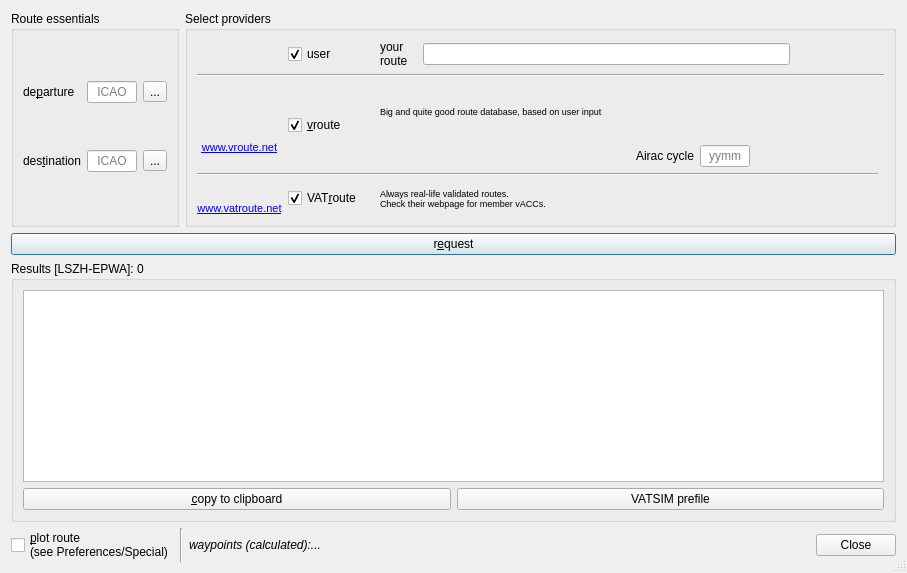
Before: the Qt Designer form src/PlanFlightDialog.ui in qutescoop/qutescoop, drawn with Qt 5.
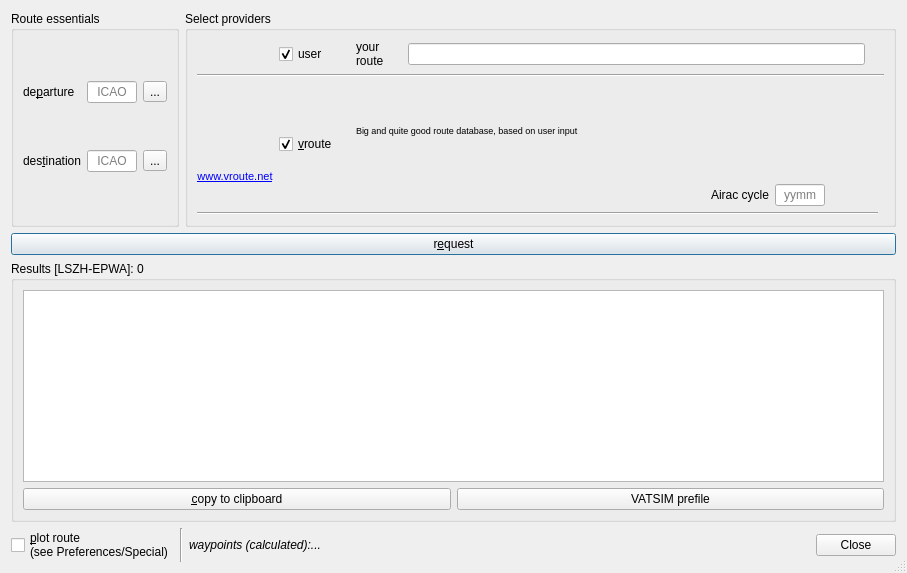
After: the same form once the commit is applied. Icons and pictures are not drawn.

Commit message: [TASK] remove VATroute route provider

What changed in the file:
```diff
--- a/src/PlanFlightDialog.ui
+++ b/src/PlanFlightDialog.ui
@@ -159,40 +159,6 @@
           </item>
          </layout>
         </item>
-        <item row="14" column="0">
-         <layout class="QVBoxLayout" name="verticalLayout_6">
-          <item>
-           <widget class="QLabel" name="pixVatroute">
-            <property name="text">
-             <string/>
-            </property>
-            <property name="pixmap">
-             <pixmap resource="Resources.qrc">:/routeproviders/images/vatroute.png</pixmap>
-            </property>
-           </widget>
-          </item>
-          <item>
-           <widget class="QLabel" name="lblVatroute">
-            <property name="text">
-             <string>&lt;!DOCTYPE HTML PUBLIC &quot;-//W3C//DTD HTML 4.0//EN&quot; &quot;http://www.w3.org/TR/REC-html40/strict.dtd&quot;&gt;
-&lt;html&gt;&lt;head&gt;&lt;meta name=&quot;qrichtext&quot; content=&quot;1&quot; /&gt;&lt;style type=&quot;text/css&quot;&gt;
-p, li { white-space: pre-wrap; }
-&lt;/style&gt;&lt;/head&gt;&lt;body style=&quot; font-family:'MS Shell Dlg 2'; font-size:8.25pt; font-weight:400; font-style:normal;&quot;&gt;
-&lt;p align=&quot;center&quot; style=&quot; margin-top:0px; margin-bottom:0px; margin-left:0px; margin-right:0px; -qt-block-indent:0; text-indent:0px;&quot;&gt;&lt;a href=&quot;http://vatroute.net&quot;&gt;&lt;span style=&quot; font-size:8pt; text-decoration: underline; color:#0000ff;&quot;&gt;www.vatroute.net&lt;/span&gt;&lt;/a&gt;&lt;/p&gt;&lt;/body&gt;&lt;/html&gt;</string>
-            </property>
-            <property name="openExternalLinks">
-             <bool>true</bool>
-            </property>
-            <property name="textInteractionFlags">
-             <set>Qt::LinksAccessibleByKeyboard|Qt::LinksAccessibleByMouse</set>
-            </property>
-            <property name="buddy">
-             <cstring>cbVatroute</cstring>
-            </property>
-           </widget>
-          </item>
-         </layout>
-        </item>
         <item row="7" column="0" colspan="6">
          <widget class="Line" name="line_5">
           <property name="orientation">
@@ -320,16 +286,6 @@
           </item>
          </layout>
         </item>
-        <item row="14" column="1">
-         <widget class="QCheckBox" name="cbVatroute">
-          <property name="text">
-           <string>VAT&amp;route</string>
-          </property>
-          <property name="checked">
-           <bool>true</bool>
-          </property>
-         </widget>
-        </item>
         <item row="6" column="5">
          <widget class="QLabel" name="lblVrouteStatus">
           <property name="font">
@@ -345,27 +301,6 @@
           </property>
          </widget>
         </item>
-        <item row="14" column="5">
-         <widget class="QLabel" name="lblVatrouteStatus">
-          <property name="sizePolicy">
-           <sizepolicy hsizetype="Preferred" vsizetype="Preferred">
-            <horstretch>2</horstretch>
-            <verstretch>0</verstretch>
-           </sizepolicy>
-          </property>
-          <property name="font">
-           <font>
-            <italic>true</italic>
-           </font>
-          </property>
-          <property name="text">
-           <string/>
-          </property>
-          <property name="wordWrap">
-           <bool>true</bool>
-          </property>
-         </widget>
-        </item>
         <item row="0" column="5">
          <widget class="QLabel" name="lblGeneratedStatus">
           <property name="font">
@@ -381,28 +316,6 @@
           </property>
          </widget>
         </item>
-        <item row="14" column="4">
-         <widget class="QLabel" name="lblVatroute_2">
-          <property name="sizePolicy">
-           <sizepolicy hsizetype="Preferred" vsizetype="Preferred">
-            <horstretch>2</horstretch>
-            <verstretch>0</verstretch>
-           </sizepolicy>
-          </property>
-          <property name="font">
-           <font>
-            <pointsize>7</pointsize>
-           </font>
-          </property>
-          <property name="text">
-           <string>Always real-life validated routes. 
-Check their webpage for member vACCs.</string>
-          </property>
-          <property name="wordWrap">
-           <bool>true</bool>
-          </property>
-         </widget>
-        </item>
         <item row="0" column="4">
          <layout class="QHBoxLayout" name="horizontalLayout_5" stretch="2,0">
           <item>
```
Left out of the diff: 33 changed lines with no effect on the pictures. The commit also changes 5 other files.
